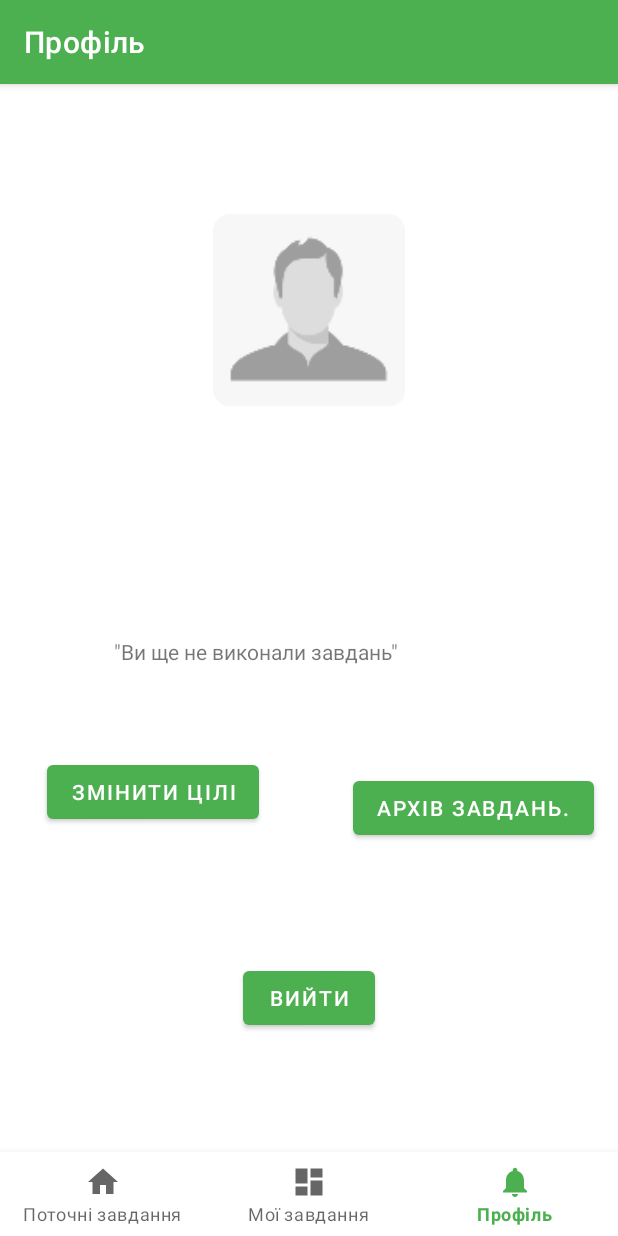
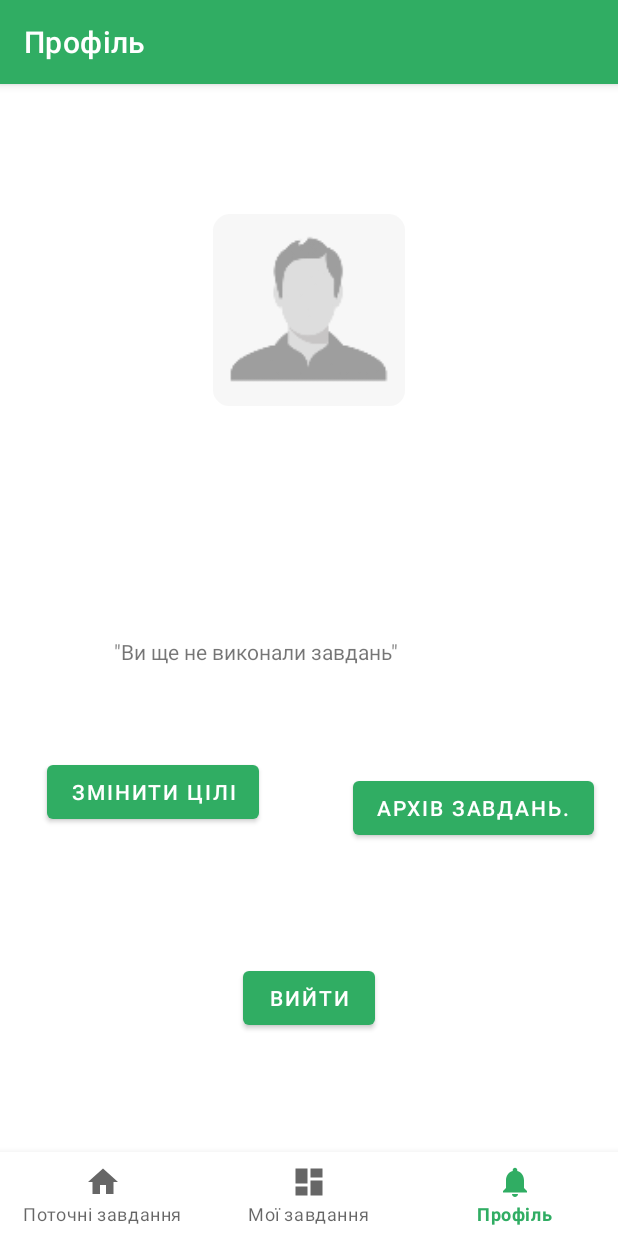
Before and after one commit to njilrem/getting-active, an Android app: the ProfileFragment screen opened through its navigation route, on a phone screen of 412 x 824 dp. Run offline under Robolectric (Android 15) with nearby library versions, the phone set to English and light mode, and no system bars; our stand-ins replace Firebase (no records; nobody signed in at launch, a user with empty details on screens opened directly), navigation-ui; libraries missing offline, so code that uses them is left out: com.firebase.ui; 2 statements that could not run were skipped.

Commit message:
color changed

```diff
--- a/app/src/main/AndroidManifest.xml
+++ b/app/src/main/AndroidManifest.xml
@@ -12,7 +12,7 @@
         <activity
             android:name=".ArchiveActivity"
             android:label="@string/title_activity_archive"
-            android:theme="@style/Theme.GettingActive.AppBarOverlay"></activity>
+            android:theme="@style/Theme.GettingActive.AppBarOverlay" />
         <activity android:name=".pref.PreferencesActivity" />
         <activity
             android:name=".MainActivity"
--- a/app/src/main/res/font/noteworthy.xml
+++ /dev/null
@@ -1,4 +0,0 @@
-<?xml version="1.0" encoding="utf-8"?>
-<font-family xmlns:android="http://schemas.android.com/apk/res/android">
-
-</font-family>
--- a/app/src/main/res/values/colors.xml
+++ b/app/src/main/res/values/colors.xml
@@ -8,9 +8,9 @@
     <color name="black">#000000</color>
     <color name="white">#FFFFFF</color>
     <color name="material_green_50">#E8F5E9</color>
-    <color name="material_green_500">#4CAF50</color>
-    <color name="material_green_700">#388E3C</color>
-    <color name="material_green_a200">#69F0AE</color>
+    <color name="material_green_500">#30ad63</color>
+    <color name="material_green_700">#30ad63</color>
+    <color name="material_green_a200">#30ad63</color>
     <color name="material_lime_a700">#AEEA00</color>
     <color name="material_purple_a700">#AA00FF</color>
 </resources>
```
